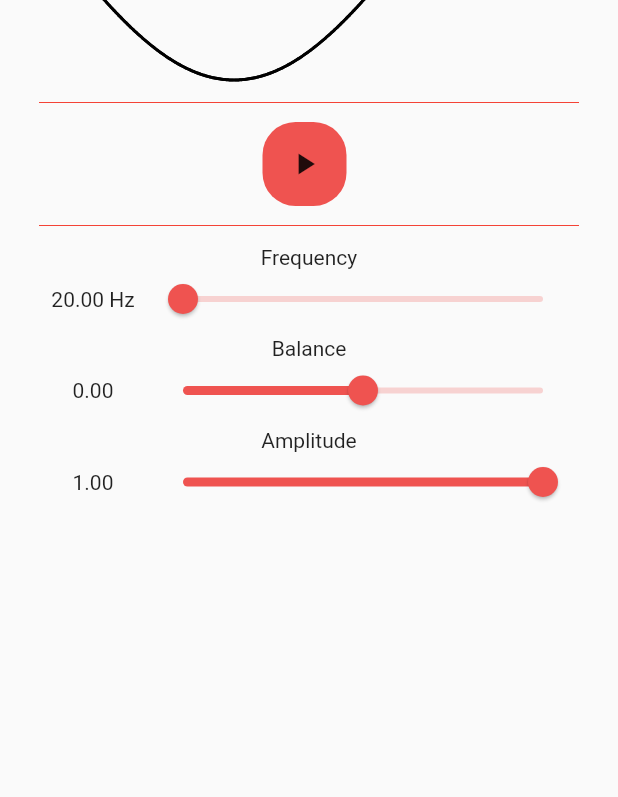
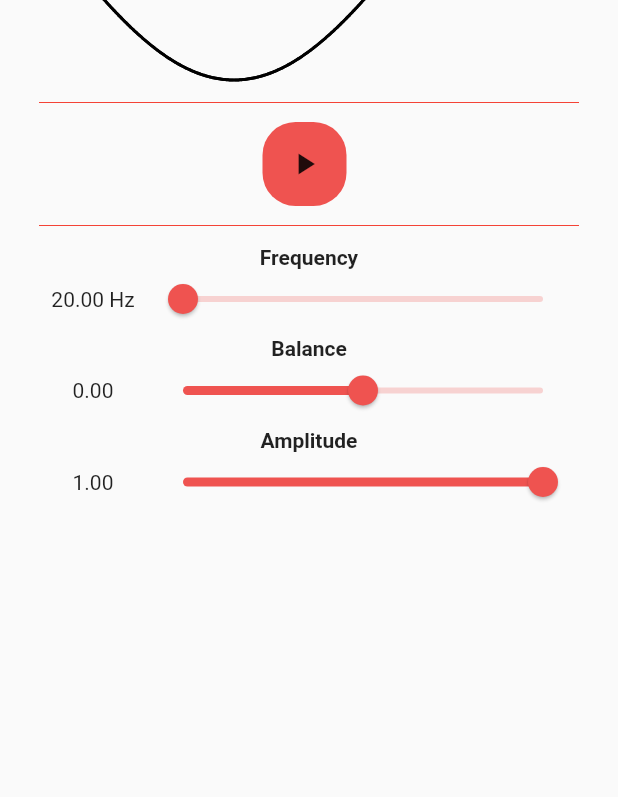
Before and after one commit to william-herring/wave, a Flutter app: the PlotScreen screen opened directly with empty values, on a phone screen of 412 x 824 dp. Shown: the part 439-1236 px from the top of the screen. Run offline on Flutter 3.47's test engine with Material 2 defaults, Android fonts, the phone set to English and light mode, and no system bars; our stand-ins replace shared_preferences; missing offline and left inert: audio_waveforms, sound_generator; accounts and stored records are empty.

Commit message:
Minor styling changes

```diff
--- a/client/lib/screens/plot_screen.dart
+++ b/client/lib/screens/plot_screen.dart
@@ -163,7 +163,7 @@ class _PlotScreenState extends State<PlotScreen> {
                   color: Colors.red,
                 ),
                 const SizedBox(height: 5),
-                const Text("Frequency"),
+                const Text("Frequency", style: TextStyle(fontWeight: FontWeight.bold)),
                 SizedBox(
                     width: double.infinity,
                     height: 40,
@@ -176,7 +176,7 @@ class _PlotScreenState extends State<PlotScreen> {
                             child: Center(
                                 child: Text(
                                     frequency.toStringAsFixed(2) +
-                                        " Hz")),
+                                        " Hz", textAlign: TextAlign.center)),
                           ),
                           Expanded(
                             flex: 8, // 60%
@@ -194,7 +194,7 @@ class _PlotScreenState extends State<PlotScreen> {
                           )
                         ])),
                 const SizedBox(height: 5),
-                const Text("Balance"),
+                const Text("Balance", style: TextStyle(fontWeight: FontWeight.bold)),
                 SizedBox(
                     width: double.infinity,
                     height: 40,
@@ -224,7 +224,7 @@ class _PlotScreenState extends State<PlotScreen> {
                           )
                         ])),
                 const SizedBox(height: 5),
-                const Text("Amplitude"),
+                const Text("Amplitude", style: TextStyle(fontWeight: FontWeight.bold)),
                 SizedBox(
                     width: double.infinity,
                     height: 40,
```
